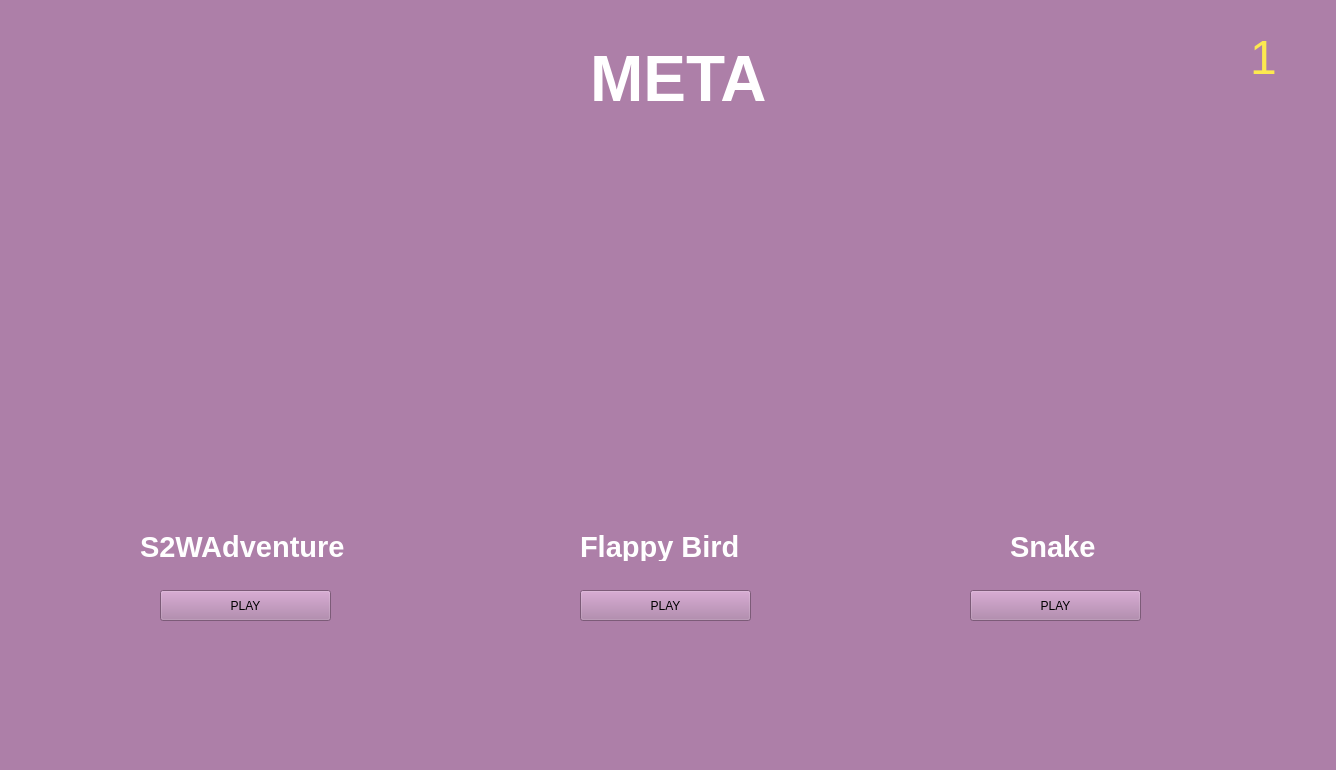
The window that UI/app.ui (knQzx/MKGames) describes before a commit, drawn with Qt 5.
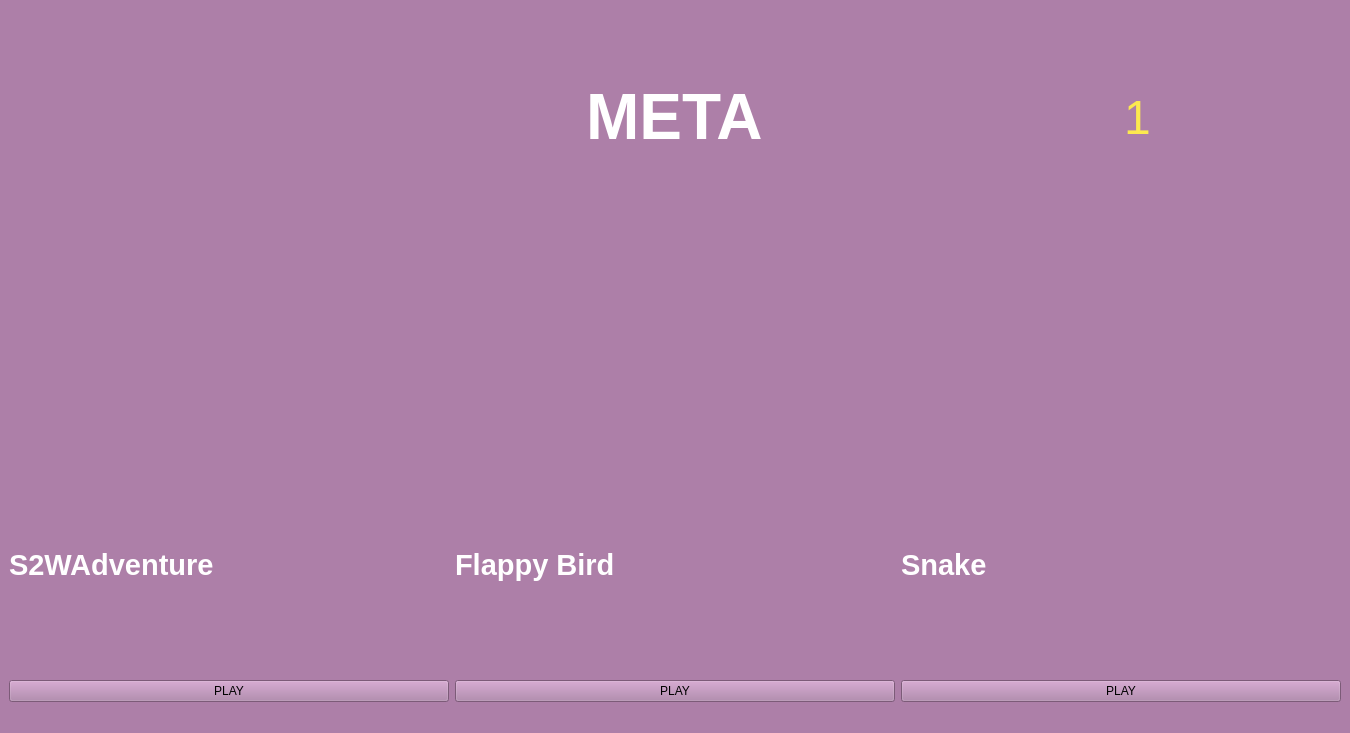
The same window after the commit. Icons and pictures are not drawn.

```diff
--- a/UI/app.ui
+++ b/UI/app.ui
@@ -6,8 +6,8 @@
    <rect>
     <x>0</x>
     <y>0</y>
-    <width>1336</width>
-    <height>770</height>
+    <width>1350</width>
+    <height>733</height>
    </rect>
   </property>
   <property name="windowTitle">
@@ -17,79 +17,22 @@
    <string notr="true">background-color: rgb(173, 127, 168);</string>
   </property>
   <widget class="QWidget" name="centralwidget">
-   <widget class="QLabel" name="label">
-    <property name="geometry">
-     <rect>
-      <x>100</x>
-      <y>220</y>
-      <width>301</width>
-      <height>291</height>
-     </rect>
-    </property>
-    <property name="text">
-     <string/>
-    </property>
-    <property name="pixmap">
-     <pixmap>../images/logo_s2w.jpg</pixmap>
-    </property>
-   </widget>
-   <widget class="QLabel" name="label_2">
-    <property name="geometry">
-     <rect>
-      <x>510</x>
-      <y>220</y>
-      <width>301</width>
-      <height>291</height>
-     </rect>
-    </property>
-    <property name="text">
-     <string/>
-    </property>
-    <property name="pixmap">
-     <pixmap>../images/Snake.jpg</pixmap>
-    </property>
-   </widget>
+   <layout class="QGridLayout" name="gridLayout">
+    <item row="1" column="3" alignment="Qt::AlignHCenter">
    <widget class="QLabel" name="label_3">
-    <property name="geometry">
-     <rect>
-      <x>910</x>
-      <y>190</y>
-      <width>421</width>
-      <height>351</height>
-     </rect>
-    </property>
     <property name="text">
      <string/>
     </property>
     <property name="pixmap">
      <pixmap>../images/flappy_bird.jpg</pixmap>
     </property>
-   </widget>
-   <widget class="QLabel" name="label_4">
-    <property name="geometry">
-     <rect>
-      <x>140</x>
-      <y>530</y>
-      <width>211</width>
-      <height>31</height>
-     </rect>
-    </property>
-    <property name="styleSheet">
-     <string notr="true"/>
-    </property>
-    <property name="text">
-     <string>&lt;html&gt;&lt;head/&gt;&lt;body&gt;&lt;p&gt;&lt;span style=&quot; font-size:22pt; font-weight:600; color:#ffffff;&quot;&gt;S2WAdventure&lt;/span&gt;&lt;/p&gt;&lt;/body&gt;&lt;/html&gt;</string>
-    </property>
-   </widget>
+      <property name="scaledContents">
+       <bool>true</bool>
+      </property>
+     </widget>
+    </item>
+    <item row="2" column="1">
    <widget class="QLabel" name="label_5">
-    <property name="geometry">
-     <rect>
-      <x>580</x>
-      <y>530</y>
-      <width>161</width>
-      <height>31</height>
-     </rect>
-    </property>
     <property name="styleSheet">
      <string notr="true"/>
     </property>
@@ -97,15 +40,60 @@
      <string>&lt;html&gt;&lt;head/&gt;&lt;body&gt;&lt;p&gt;&lt;span style=&quot; font-size:22pt; font-weight:600; color:#ffffff;&quot;&gt;Flappy Bird&lt;/span&gt;&lt;/p&gt;&lt;/body&gt;&lt;/html&gt;</string>
     </property>
    </widget>
+    </item>
+    <item row="0" column="1" alignment="Qt::AlignHCenter">
+     <widget class="QLabel" name="label_9">
+      <property name="text">
+       <string>&lt;!DOCTYPE HTML PUBLIC &quot;-//W3C//DTD HTML 4.0//EN&quot; &quot;http://www.w3.org/TR/REC-html40/strict.dtd&quot;&gt;
+&lt;html&gt;&lt;head&gt;&lt;meta name=&quot;qrichtext&quot; content=&quot;1&quot; /&gt;&lt;style type=&quot;text/css&quot;&gt;
+p, li { white-space: pre-wrap; }
+&lt;/style&gt;&lt;/head&gt;&lt;body style=&quot; font-family:'Ubuntu'; font-size:11pt; font-weight:400; font-style:normal;&quot;&gt;
+&lt;p style=&quot; margin-top:12px; margin-bottom:12px; margin-left:0px; margin-right:0px; -qt-block-indent:0; text-indent:0px;&quot;&gt;&lt;span style=&quot; font-size:48pt; font-weight:600; color:#ffffff;&quot;&gt;META&lt;/span&gt;&lt;/p&gt;&lt;/body&gt;&lt;/html&gt;</string>
+      </property>
+     </widget>
+    </item>
+    <item row="3" column="1">
+     <widget class="QPushButton" name="pushButton_2">
+      <property name="styleSheet">
+       <string notr="true"/>
+      </property>
+      <property name="text">
+       <string>PLAY</string>
+      </property>
+     </widget>
+    </item>
+    <item row="3" column="3">
+     <widget class="QPushButton" name="pushButton_3">
+      <property name="styleSheet">
+       <string notr="true"/>
+      </property>
+      <property name="text">
+       <string>PLAY</string>
+      </property>
+     </widget>
+    </item>
+    <item row="2" column="0">
+     <widget class="QLabel" name="label_4">
+      <property name="styleSheet">
+       <string notr="true"/>
+      </property>
+      <property name="text">
+       <string>&lt;html&gt;&lt;head/&gt;&lt;body&gt;&lt;p&gt;&lt;span style=&quot; font-size:22pt; font-weight:600; color:#ffffff;&quot;&gt;S2WAdventure&lt;/span&gt;&lt;/p&gt;&lt;/body&gt;&lt;/html&gt;</string>
+      </property>
+     </widget>
+    </item>
+    <item row="1" column="1" alignment="Qt::AlignHCenter">
+     <widget class="QLabel" name="label_2">
+      <property name="text">
+       <string/>
+      </property>
+      <property name="pixmap">
+       <pixmap>../images/Snake.jpg</pixmap>
+      </property>
+     </widget>
+    </item>
+    <item row="2" column="3">
    <widget class="QLabel" name="label_6">
-    <property name="geometry">
-     <rect>
-      <x>1010</x>
-      <y>530</y>
-      <width>91</width>
-      <height>31</height>
-     </rect>
-    </property>
     <property name="styleSheet">
      <string notr="true"/>
     </property>
@@ -113,15 +101,9 @@
      <string>&lt;html&gt;&lt;head/&gt;&lt;body&gt;&lt;p&gt;&lt;span style=&quot; font-size:22pt; font-weight:600; color:#ffffff;&quot;&gt;Snake&lt;/span&gt;&lt;/p&gt;&lt;/body&gt;&lt;/html&gt;</string>
     </property>
    </widget>
+    </item>
+    <item row="3" column="0">
    <widget class="QPushButton" name="pushButton">
-    <property name="geometry">
-     <rect>
-      <x>160</x>
-      <y>590</y>
-      <width>171</width>
-      <height>31</height>
-     </rect>
-    </property>
     <property name="toolTip">
      <string/>
     </property>
@@ -328,47 +310,12 @@
      <string>PLAY</string>
     </property>
    </widget>
-   <widget class="QPushButton" name="pushButton_2">
-    <property name="geometry">
-     <rect>
-      <x>580</x>
-      <y>590</y>
-      <width>171</width>
-      <height>31</height>
-     </rect>
-    </property>
-    <property name="styleSheet">
-     <string notr="true"/>
-    </property>
-    <property name="text">
-     <string>PLAY</string>
-    </property>
-   </widget>
-   <widget class="QPushButton" name="pushButton_3">
-    <property name="geometry">
-     <rect>
-      <x>970</x>
-      <y>590</y>
-      <width>171</width>
-      <height>31</height>
-     </rect>
-    </property>
-    <property name="styleSheet">
-     <string notr="true"/>
-    </property>
-    <property name="text">
-     <string>PLAY</string>
-    </property>
-   </widget>
+    </item>
+    <item row="0" column="3">
+     <widget class="QWidget" name="widget" native="true">
+      <layout class="QGridLayout" name="gridLayout_2">
+       <item row="0" column="0">
    <widget class="QLabel" name="label_7">
-    <property name="geometry">
-     <rect>
-      <x>1200</x>
-      <y>30</y>
-      <width>41</width>
-      <height>61</height>
-     </rect>
-    </property>
     <property name="text">
      <string/>
     </property>
@@ -376,37 +323,31 @@
      <pixmap>../images/dollar.png</pixmap>
     </property>
    </widget>
+       </item>
+       <item row="0" column="1">
    <widget class="QLabel" name="label_8">
-    <property name="geometry">
-     <rect>
-      <x>1250</x>
-      <y>30</y>
-      <width>71</width>
-      <height>51</height>
-     </rect>
-    </property>
     <property name="text">
      <string>&lt;html&gt;&lt;head/&gt;&lt;body&gt;&lt;p&gt;&lt;span style=&quot; font-size:36pt; color:#fce94f;&quot;&gt;1&lt;/span&gt;&lt;/p&gt;&lt;/body&gt;&lt;/html&gt;</string>
     </property>
    </widget>
-   <widget class="QLabel" name="label_9">
-    <property name="geometry">
-     <rect>
-      <x>590</x>
-      <y>40</y>
-      <width>191</width>
-      <height>81</height>
-     </rect>
-    </property>
+       </item>
+      </layout>
+     </widget>
+    </item>
+    <item row="1" column="0" alignment="Qt::AlignHCenter">
+     <widget class="QLabel" name="label_10">
     <property name="text">
-     <string>&lt;!DOCTYPE HTML PUBLIC &quot;-//W3C//DTD HTML 4.0//EN&quot; &quot;http://www.w3.org/TR/REC-html40/strict.dtd&quot;&gt;
-&lt;html&gt;&lt;head&gt;&lt;meta name=&quot;qrichtext&quot; content=&quot;1&quot; /&gt;&lt;style type=&quot;text/css&quot;&gt;
-p, li { white-space: pre-wrap; }
-&lt;/style&gt;&lt;/head&gt;&lt;body style=&quot; font-family:'Ubuntu'; font-size:11pt; font-weight:400; font-style:normal;&quot;&gt;
-&lt;p style=&quot; margin-top:12px; margin-bottom:12px; margin-left:0px; margin-right:0px; -qt-block-indent:0; text-indent:0px;&quot;&gt;&lt;span style=&quot; font-size:48pt; font-weight:600; color:#ffffff;&quot;&gt;META&lt;/span&gt;&lt;/p&gt;&lt;/body&gt;&lt;/html&gt;</string>
-    </property>
-   </widget>
-   <zorder>label</zorder>
+       <string/>
+      </property>
+      <property name="pixmap">
+       <pixmap>../images/logo_s2w.jpg</pixmap>
+      </property>
+      <property name="scaledContents">
+       <bool>true</bool>
+      </property>
+     </widget>
+    </item>
+   </layout>
    <zorder>label_2</zorder>
    <zorder>label_3</zorder>
    <zorder>label_4</zorder>
```
Left out of the diff: 4 changed lines with no effect on the pictures. Lines whose indentation alone changed are shown as unchanged.
